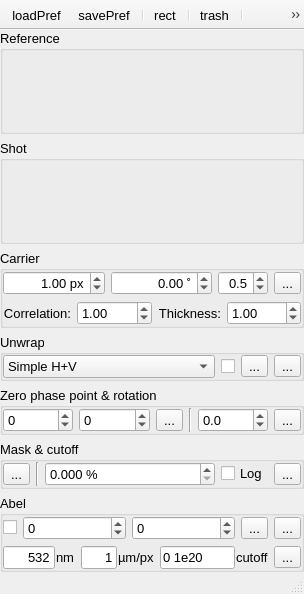
NeutrinoToolkit/Neutrino, file UIs/nInterferometry.ui: the form before one commit.
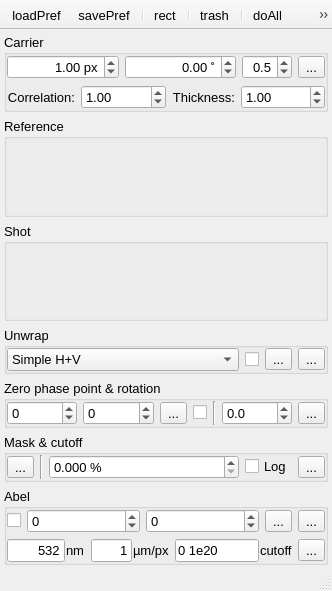
The form after the commit. Icons and pictures are not drawn.

The edit to the form file:
```diff
--- a/UIs/nInterferometry.ui
+++ b/UIs/nInterferometry.ui
@@ -6,8 +6,8 @@
    <rect>
     <x>0</x>
     <y>0</y>
-    <width>304</width>
-    <height>594</height>
+    <width>332</width>
+    <height>591</height>
    </rect>
   </property>
   <property name="font">
@@ -28,24 +28,10 @@
    <bool>true</bool>
   </property>
   <widget class="QWidget" name="centralwidget">
-   <layout class="QVBoxLayout" name="verticalLayout" stretch="1,1,0,0,0,0,0">
+   <layout class="QVBoxLayout" name="verticalLayout" stretch="0,1,1,0,0,0,0">
     <property name="margin">
-     <number>0</number>
+     <number>4</number>
     </property>
-    <item>
-     <widget class="QGroupBox" name="image1">
-      <property name="title">
-       <string>Reference</string>
-      </property>
-     </widget>
-    </item>
-    <item>
-     <widget class="QGroupBox" name="image2">
-      <property name="title">
-       <string>Shot</string>
-      </property>
-     </widget>
-    </item>
     <item>
      <widget class="QGroupBox" name="groupBox_2">
       <property name="title">
@@ -251,6 +237,20 @@
       </layout>
      </widget>
     </item>
+    <item>
+     <widget class="QGroupBox" name="image1">
+      <property name="title">
+       <string>Reference</string>
+      </property>
+     </widget>
+    </item>
+    <item>
+     <widget class="QGroupBox" name="image2">
+      <property name="title">
+       <string>Shot</string>
+      </property>
+     </widget>
+    </item>
     <item>
      <widget class="QGroupBox" name="methodBox">
       <property name="title">
@@ -355,7 +355,7 @@
       <property name="checkable">
        <bool>false</bool>
       </property>
-      <layout class="QHBoxLayout" name="horizontalLayout" stretch="1,1,0,0,1,0">
+      <layout class="QHBoxLayout" name="horizontalLayout" stretch="1,1,0,0,0,1,0">
        <property name="margin">
         <number>0</number>
        </property>
@@ -408,6 +408,19 @@
          </property>
         </widget>
        </item>
+       <item>
+        <widget class="QCheckBox" name="opposite">
+         <property name="toolTip">
+          <string>Opposite sign of phase</string>
+         </property>
+         <property name="text">
+          <string/>
+         </property>
+         <property name="neutrinoSave" stdset="0">
+          <bool>true</bool>
+         </property>
+        </widget>
+       </item>
        <item>
         <widget class="Line" name="line">
          <property name="orientation">
```
Left out of the diff: 140 changed lines with no effect on the pictures.
